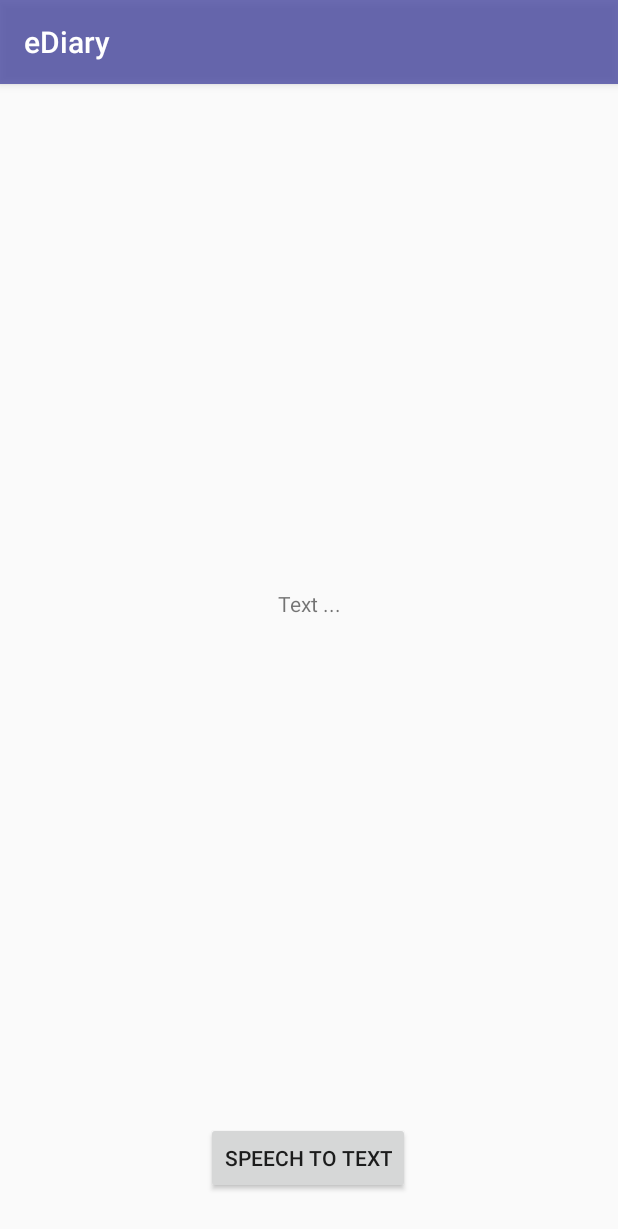
After one commit to FlorianMeinhart/eDiaryPhysicalActivity, an Android app: the SpeechToTextActivity screen opened directly, with no data from a screen before it, on a phone screen of 412 x 824 dp. The commit adds this screen. Shown: the top 1229 px of the screen. Run offline under Robolectric (Android 15) with nearby library versions, the phone set to English and light mode, and no system bars.

Commit message:
speech recognition

```diff
--- a/app/src/main/AndroidManifest.xml
+++ b/app/src/main/AndroidManifest.xml
@@ -11,6 +11,7 @@
     <uses-permission android:name="android.permission.INTERNET" />
     <uses-permission android:name="android.permission.ACCESS_FINE_LOCATION" />
     <uses-permission android:name="android.permission.ACCESS_COARSE_LOCATION" />
+    <uses-permission android:name="android.permission.RECORD_AUDIO" />
 
     <application
         android:allowBackup="false"
@@ -19,7 +20,8 @@
         android:roundIcon="@mipmap/ic_launcher_round"
         android:supportsRtl="true"
         android:theme="@style/AppTheme">
-        <activity android:name=".WeatherActivity"></activity>
+        <activity android:name=".SpeechToTextActivity"></activity>
+        <activity android:name=".WeatherActivity" />
         <activity android:name=".GraphViewActivity" />
         <activity android:name=".SetNotificationActivity" />
         <activity android:name=".GoogleCalendarActivity" />
--- a/app/src/main/java/com/example/ediaryphysicalactivity/MainActivity.java
+++ b/app/src/main/java/com/example/ediaryphysicalactivity/MainActivity.java
@@ -99,6 +99,11 @@
             startActivity(intent);
             return true;
         }
+        if (id == R.id.speech2text) {
+            Intent intent = new Intent(MainActivity.this, SpeechToTextActivity.class);
+            startActivity(intent);
+            return true;
+        }
 
 
         return super.onOptionsItemSelected(item);
--- /dev/null
+++ b/app/src/main/java/com/example/ediaryphysicalactivity/SpeechToTextActivity.java
@@ -0,0 +1,92 @@
+package com.example.ediaryphysicalactivity;
+
+import androidx.appcompat.app.AppCompatActivity;
+import androidx.core.content.ContextCompat;
+
+import android.Manifest;
+import android.app.Activity;
+import android.content.Intent;
+import android.content.pm.PackageManager;
+import android.net.Uri;
+import android.os.Build;
+import android.os.Bundle;
+import android.provider.Settings;
+import android.speech.RecognizerIntent;
+import android.view.View;
+import android.widget.Button;
+import android.widget.TextView;
+import android.widget.Toast;
+
+import java.util.List;
+import java.util.Locale;
+
+public class SpeechToTextActivity extends AppCompatActivity {
+    private final int REQUEST_CODE_SPEECH_RECOGNIZER = 28543;
+    private TextView mTextViewSpeechToText;
+    private Button mButtonSpeechToText;
+    private final String mQuestion =
+            "Wie viel Sport haben Sie heute gemacht?";
+    private String mAnswer = "";
+
+    @Override
+    protected void onCreate(Bundle savedInstanceState) {
+        super.onCreate(savedInstanceState);
+
+        checkPermission();
+
+        setContentView(R.layout.activity_speech_to_text);
+        mTextViewSpeechToText = findViewById(R.id.tv_speech2text);
+        mButtonSpeechToText = findViewById(R.id.bu_speech2text);
+        mButtonSpeechToText.setOnClickListener(new View.OnClickListener() {
+            @Override
+            public void onClick(View v) {
+                startSpeechToText();
+            }
+        });
+    }
+
+    private void startSpeechToText() {
+        Intent intent = new Intent(RecognizerIntent.ACTION_RECOGNIZE_SPEECH);
+        intent.putExtra(RecognizerIntent.EXTRA_LANGUAGE_MODEL,
+                RecognizerIntent.LANGUAGE_MODEL_FREE_FORM);
+        intent.putExtra(RecognizerIntent.EXTRA_LANGUAGE,
+                Locale.getDefault());
+        intent.putExtra(RecognizerIntent.EXTRA_PROMPT, mQuestion);
+        try {
+            startActivityForResult(intent, REQUEST_CODE_SPEECH_RECOGNIZER);
+        }
+        catch(android.content.ActivityNotFoundException ex) {
+            Toast.makeText(this, "Speech not supported...", Toast.LENGTH_LONG).show();
+        }
+
+    }
+
+
+    @Override
+    protected void onActivityResult(int requestCode, int resultCode,
+                                    Intent data) {
+        super.onActivityResult(requestCode, resultCode, data);
+
+        if (requestCode == REQUEST_CODE_SPEECH_RECOGNIZER) {
+            if (resultCode == RESULT_OK) {
+                List<String> results =
+                        data.getStringArrayListExtra(RecognizerIntent.EXTRA_RESULTS);
+                mAnswer = results.get(0);
+
+                mTextViewSpeechToText.setText(mAnswer);
+            }
+        }
+    }
+
+
+    private void checkPermission() {
+        if (Build.VERSION.SDK_INT >= Build.VERSION_CODES.M) {
+            if (!(ContextCompat.checkSelfPermission(this, Manifest.permission.RECORD_AUDIO) == PackageManager.PERMISSION_GRANTED)) {
+                Intent intent = new Intent(Settings.ACTION_APPLICATION_DETAILS_SETTINGS,
+                        Uri.parse("package:" + getPackageName()));
+                startActivity(intent);
+                finish();
+            }
+        }
+    }
+}
--- /dev/null
+++ b/app/src/main/res/layout/activity_speech_to_text.xml
@@ -0,0 +1,29 @@
+<?xml version="1.0" encoding="utf-8"?>
+<androidx.constraintlayout.widget.ConstraintLayout xmlns:android="http://schemas.android.com/apk/res/android"
+    xmlns:app="http://schemas.android.com/apk/res-auto"
+    xmlns:tools="http://schemas.android.com/tools"
+    android:layout_width="match_parent"
+    android:layout_height="match_parent"
+    tools:context=".SpeechToTextActivity">
+
+    <Button
+        android:id="@+id/bu_speech2text"
+        android:layout_width="wrap_content"
+        android:layout_height="wrap_content"
+        android:layout_marginBottom="28dp"
+        android:text="Speech to text"
+        app:layout_constraintBottom_toBottomOf="parent"
+        app:layout_constraintEnd_toEndOf="parent"
+        app:layout_constraintHorizontal_bias="0.498"
+        app:layout_constraintStart_toStartOf="parent" />
+
+    <TextView
+        android:id="@+id/tv_speech2text"
+        android:layout_width="wrap_content"
+        android:layout_height="wrap_content"
+        android:text="Text ..."
+        app:layout_constraintBottom_toTopOf="@+id/bu_speech2text"
+        app:layout_constraintEnd_toEndOf="parent"
+        app:layout_constraintStart_toStartOf="parent"
+        app:layout_constraintTop_toTopOf="parent" />
+</androidx.constraintlayout.widget.ConstraintLayout>
--- a/app/src/main/res/values/strings.xml
+++ b/app/src/main/res/values/strings.xml
@@ -8,4 +8,5 @@
     <string name="notification">Notify</string>
     <string name="graph">Graph</string>
     <string name="weather">Wetter</string>
+    <string name="speech2text">Speech Recognition</string>
 </resources>
```
Also changed, not shown: app/src/main/res/menu/menu_main.xml (+6 -1 lines).
